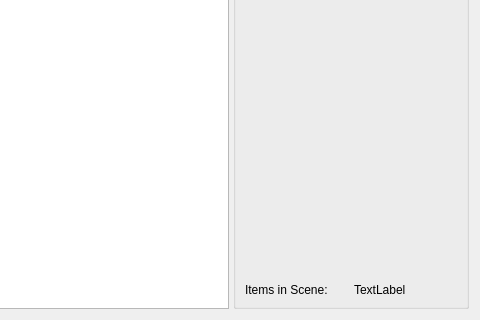
First picture: the form in src/ui/mainWidget.ui, repository qknight/libnoise-viewer, before the edit; both pictures show x 462 to 942 and y 400 to 720 of the 942 by 720 pixel window.
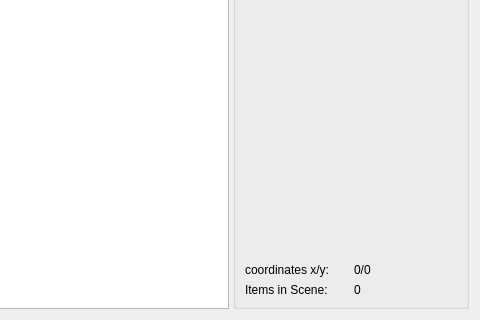
Second picture: the form after the edit. Custom widgets are drawn as their Qt base class.

What changed in the file:
```diff
--- a/src/ui/mainWidget.ui
+++ b/src/ui/mainWidget.ui
@@ -13,7 +13,7 @@
   <property name="windowTitle">
    <string>noiseGenerator View</string>
   </property>
-  <layout class="QGridLayout">
+  <layout class="QGridLayout" name="gridLayout">
    <item row="0" column="0">
     <widget class="QSplitter" name="splitter">
      <property name="orientation">
@@ -43,15 +43,15 @@
       <property name="title">
        <string/>
       </property>
-      <layout class="QGridLayout">
-       <item row="0" column="0">
+      <layout class="QVBoxLayout" name="verticalLayout">
+       <item>
         <widget class="QLabel" name="label">
          <property name="text">
           <string>Octaves</string>
          </property>
         </widget>
        </item>
-       <item row="1" column="0">
+       <item>
         <widget class="QSpinBox" name="octavesleft">
          <property name="minimum">
           <number>1</number>
@@ -61,14 +61,14 @@
          </property>
         </widget>
        </item>
-       <item row="2" column="0">
+       <item>
         <widget class="QLabel" name="label_2">
          <property name="text">
           <string>Frequency</string>
          </property>
         </widget>
        </item>
-       <item row="3" column="0">
+       <item>
         <widget class="QDoubleSpinBox" name="frequencyleft">
          <property name="decimals">
           <number>10</number>
@@ -81,21 +81,21 @@
          </property>
         </widget>
        </item>
-       <item row="4" column="0">
+       <item>
         <widget class="QRadioButton" name="r1">
          <property name="text">
           <string>Colored</string>
          </property>
         </widget>
        </item>
-       <item row="5" column="0">
+       <item>
         <widget class="QRadioButton" name="r2">
          <property name="text">
           <string>Black/White</string>
          </property>
         </widget>
        </item>
-       <item row="6" column="0">
+       <item>
         <spacer>
          <property name="orientation">
           <enum>Qt::Vertical</enum>
@@ -108,7 +108,25 @@
          </property>
         </spacer>
        </item>
-       <item row="7" column="0">
+       <item>
+        <layout class="QHBoxLayout" name="horizontalLayout">
+         <item>
+          <widget class="QLabel" name="label_3">
+           <property name="text">
+            <string>coordinates x/y:</string>
+           </property>
+          </widget>
+         </item>
+         <item>
+          <widget class="QLabel" name="coordinatesLabel">
+           <property name="text">
+            <string>0/0</string>
+           </property>
+          </widget>
+         </item>
+        </layout>
+       </item>
+       <item>
         <layout class="QHBoxLayout">
          <item>
           <widget class="QLabel" name="label_5">
@@ -120,7 +138,7 @@
          <item>
           <widget class="QLabel" name="itemLabel">
            <property name="text">
-            <string>TextLabel</string>
+            <string>0</string>
            </property>
           </widget>
          </item>
```
